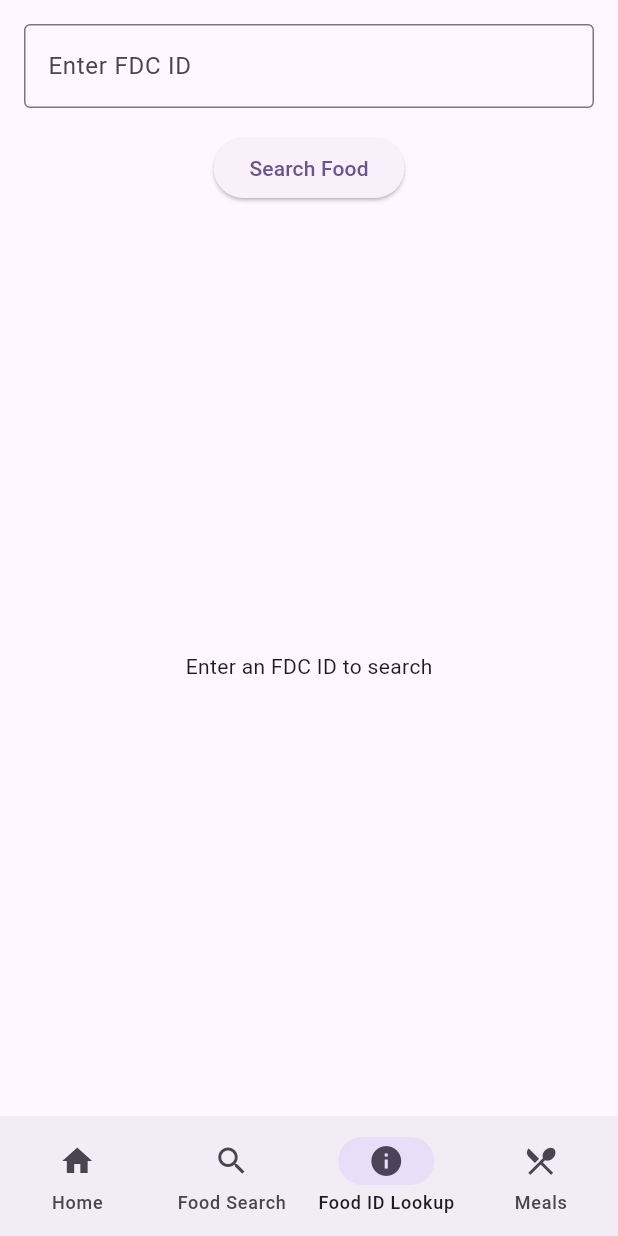
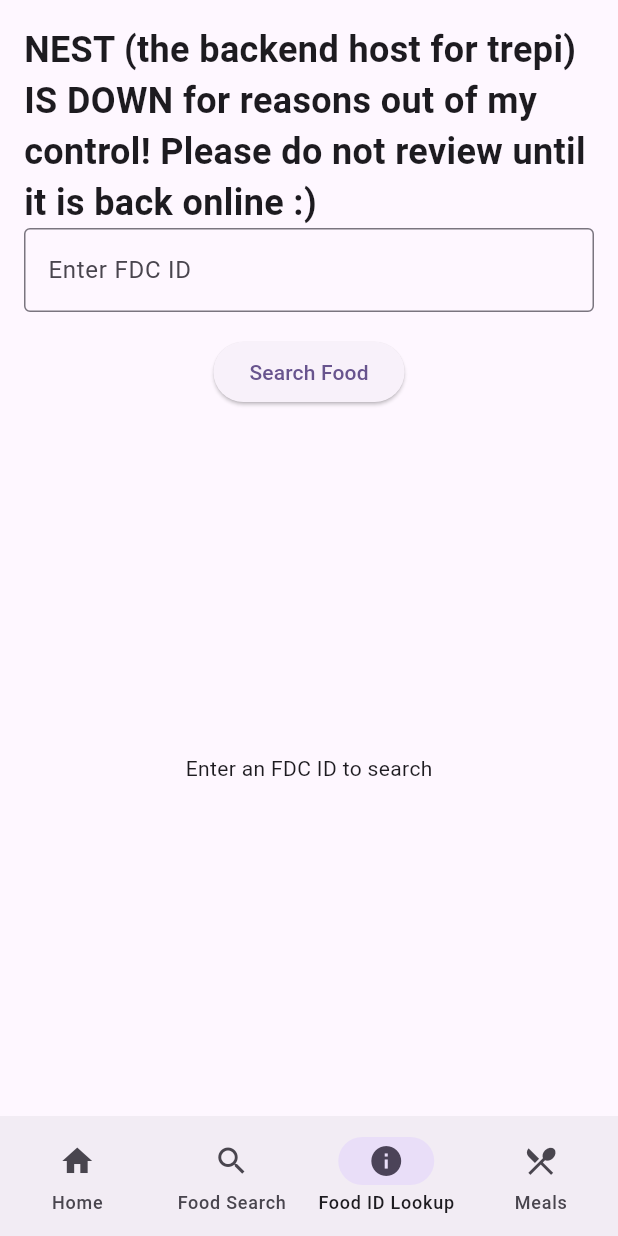
Before and after one commit to giragon6/trepi-app, a Flutter app: the FoodLookupPage screen opened by its route, on a phone screen of 412 x 824 dp. Run offline on Flutter 3.47's test engine with Material 3 defaults, Android fonts, the phone set to English and light mode, and no system bars; our stand-ins replace bloc, cloud_firestore, equatable, firebase_auth, firebase_core, flutter_bloc and 2 more; accounts and stored records are empty.

Commit message:
hotfix: display message while nest server is down

```diff
--- a/lib/features/food_search/presentation/pages/food_lookup_page.dart
+++ b/lib/features/food_search/presentation/pages/food_lookup_page.dart
@@ -29,6 +29,10 @@ class _FoodLookupPageState extends State<FoodLookupPage> {
         padding: const EdgeInsets.all(16.0),
         child: Column(
           children: [
+            const Text(
+              'NEST (the backend host for trepi) IS DOWN for reasons out of my control! Please do not review until it is back online :)',
+              style: TextStyle(fontSize: 24, fontWeight: FontWeight.bold),
+            ),
             TextField(
               controller: _controller,
               decoration: const InputDecoration(
--- a/lib/shared/widgets/food_search/food_search_widget.dart
+++ b/lib/shared/widgets/food_search/food_search_widget.dart
@@ -31,6 +31,10 @@ class _FoodSearchWidgetState extends State<FoodSearchWidget> {
         padding: const EdgeInsets.all(16.0),
         child: Column(
           children: [
+            const Text(
+              'NEST (the backend host for trepi) IS DOWN for reasons out of my control! Please do not review until it is back online :)',
+              style: TextStyle(fontSize: 24, fontWeight: FontWeight.bold),
+            ),
             Card(child: TextField(
               controller: _controller,
               decoration: const InputDecoration(
```
